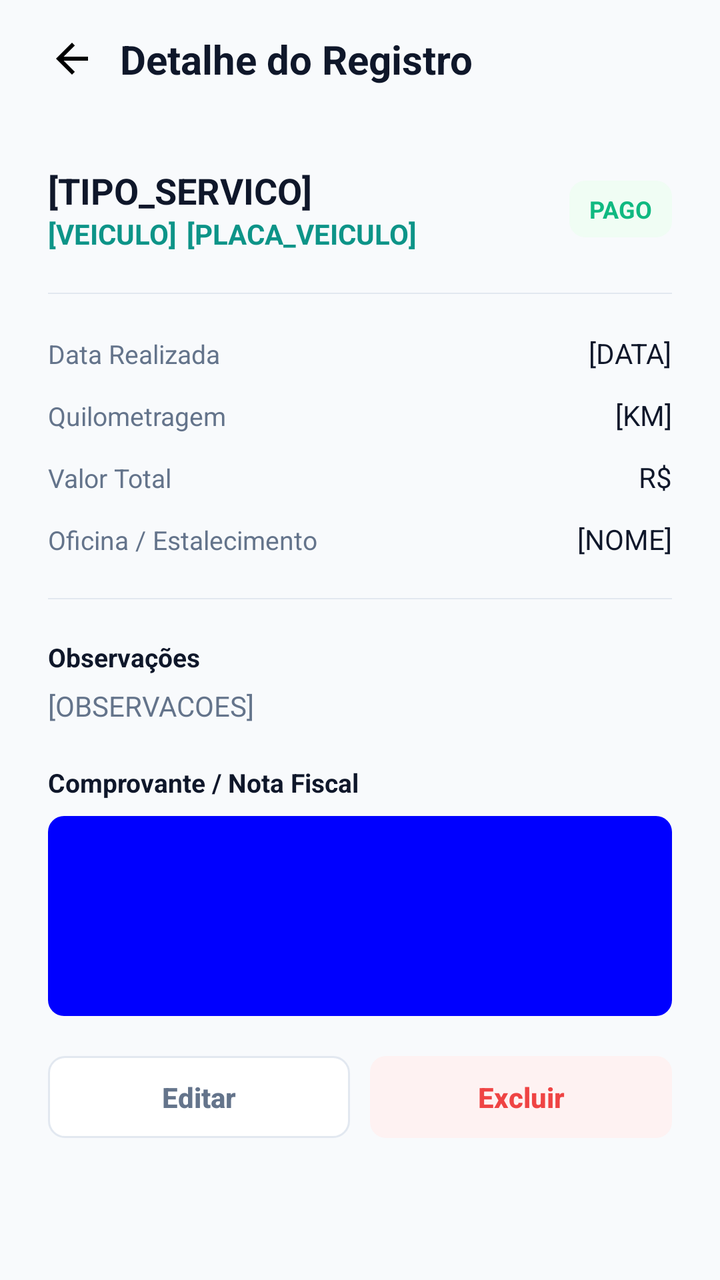
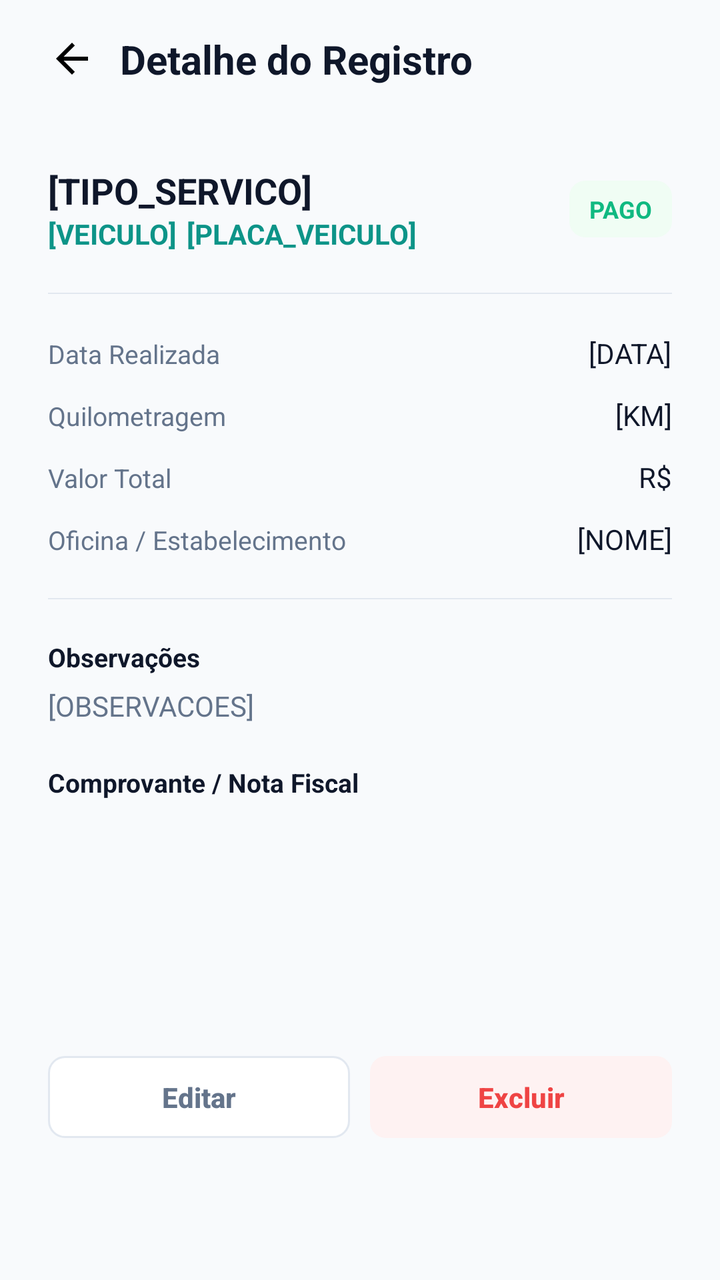

An Android layout rendered at two revisions. The XML below is the earlier revision; the diff shows what the commit changed to produce the second picture.
<!-- AndroidManifest.xml: application theme Theme.Virabraking -->
<!-- res/layout/activity_detalhe_registro.xml -->
<?xml version="1.0" encoding="utf-8"?>
<androidx.constraintlayout.widget.ConstraintLayout xmlns:android="http://schemas.android.com/apk/res/android"
    xmlns:tools="http://schemas.android.com/tools"
    android:layout_width="match_parent"
    android:layout_height="match_parent"
    android:paddingHorizontal="24dp"
    android:background="#f8fafc"
    tools:context=".DetalheRegistro">

    <LinearLayout
        android:layout_width="match_parent"
        android:layout_height="match_parent"
        android:orientation="vertical">

        <LinearLayout
            android:layout_width="match_parent"
            android:layout_height="wrap_content"
            android:gravity="center_vertical"
            android:paddingVertical="16dp">

            <ImageButton
                android:id="@+id/iBtnVoltar"
                android:layout_width="wrap_content"
                android:layout_height="wrap_content"
                android:src="@drawable/vetor_seta_voltar"
                android:background="#f8fafc"
                android:layout_marginRight="12dp"
                android:padding="0dp" />

            <TextView
                android:layout_width="match_parent"
                android:layout_height="wrap_content"
                android:text="Detalhe do Registro"
                android:textStyle="bold"
                android:textColor="#0F172A"
                android:textSize="20sp" />
        </LinearLayout>

        <LinearLayout
            android:layout_width="match_parent"
            android:layout_height="match_parent"
            android:orientation="vertical"
            android:paddingVertical="24dp">

            <LinearLayout
                android:layout_width="match_parent"
                android:layout_height="wrap_content"
                android:layout_marginBottom="20dp">

                <LinearLayout
                    android:layout_width="match_parent"
                    android:layout_height="wrap_content"
                    android:orientation="vertical"
                    android:layout_weight="1">

                    <TextView
                        android:layout_width="match_parent"
                        android:layout_height="wrap_content"
                        android:text="[TIPO_SERVICO]"
                        android:textSize="18sp"
                        android:textStyle="bold"
                        android:textColor="#0f172a"/>

                    <LinearLayout
                        android:layout_width="match_parent"
                        android:layout_height="wrap_content">

                        <TextView
                            android:layout_width="wrap_content"
                            android:layout_height="wrap_content"
                            android:text="[VEICULO]"
                            android:textStyle="bold"
                            android:textColor="#0d9488"
                            android:layout_marginRight="5dp"/>

                        <TextView
                            android:layout_width="wrap_content"
                            android:layout_height="wrap_content"
                            android:text="[PLACA_VEICULO]"
                            android:textStyle="bold"
                            android:textColor="#0d9488" />
                    </LinearLayout>
                </LinearLayout>

                <TextView
                    android:layout_width="wrap_content"
                    android:layout_height="wrap_content"
                    android:paddingHorizontal="10dp"
                    android:paddingVertical="6dp"
                    android:textSize="12sp"
                    android:textStyle="bold"
                    android:textColor="#10b981"
                    android:layout_gravity="center"
                    android:background="@drawable/bg_verde_claro_arredondado"
                    android:text="PAGO" />
            </LinearLayout>

            <View
                android:layout_width="match_parent"
                android:layout_height="2px"
                android:background="#e2e8f0"
                android:layout_marginBottom="20dp"/>

            <LinearLayout
                android:layout_width="match_parent"
                android:layout_height="wrap_content"
                android:layout_marginBottom="12sp">

                <TextView
                    android:layout_width="match_parent"
                    android:layout_height="wrap_content"
                    android:layout_weight="1"
                    android:text="Data Realizada"
                    android:textSize="13sp"
                    android:textColor="#64748b" />

                <TextView
                    android:layout_width="wrap_content"
                    android:layout_height="wrap_content"
                    android:text="[DATA]"
                    android:textColor="#0f172a" />
            </LinearLayout>

            <LinearLayout
                android:layout_width="match_parent"
                android:layout_height="wrap_content"
                android:layout_marginBottom="12sp">

                <TextView
                    android:layout_width="match_parent"
                    android:layout_height="wrap_content"
                    android:layout_weight="1"
                    android:text="Quilometragem"
                    android:textSize="13sp"
                    android:textColor="#64748b" />

                <TextView
                    android:layout_width="wrap_content"
                    android:layout_height="wrap_content"
                    android:text="[KM]"
                    android:textColor="#0f172a" />
            </LinearLayout>

            <LinearLayout
                android:layout_width="match_parent"
                android:layout_height="wrap_content"
                android:layout_marginBottom="12sp">

                <TextView
                    android:layout_width="match_parent"
                    android:layout_height="wrap_content"
                    android:layout_weight="1"
                    android:text="Valor Total"
                    android:textSize="13sp"
                    android:textColor="#64748b" />

                <TextView
                    android:layout_width="wrap_content"
                    android:layout_height="wrap_content"
                    android:text="R$"
                    android:textColor="#0f172a" />
            </LinearLayout>

            <LinearLayout
                android:layout_width="match_parent"
                android:layout_height="wrap_content"
                android:layout_marginBottom="20sp">

                <TextView
                    android:layout_width="match_parent"
                    android:layout_height="wrap_content"
                    android:layout_weight="1"
                    android:text="Oficina / Estalecimento"
                    android:textSize="13sp"
                    android:textColor="#64748b" />

                <TextView
                    android:layout_width="wrap_content"
                    android:layout_height="wrap_content"
                    android:text="[NOME]"
                    android:textColor="#0f172a" />
            </LinearLayout>

            <View
                android:layout_width="match_parent"
                android:layout_height="2px"
                android:background="#e2e8f0"
                android:layout_marginBottom="20dp"/>

            <LinearLayout
                android:layout_width="match_parent"
                android:layout_height="wrap_content"
                android:orientation="vertical"
                android:layout_marginBottom="20dp">

                <TextView
                    android:layout_width="match_parent"
                    android:layout_height="wrap_content"
                    android:text="Observações"
                    android:textStyle="bold"
                    android:textSize="13sp"
                    android:textColor="#0f172a"
                    android:layout_marginBottom="6dp" />

                <TextView
                    android:layout_width="match_parent"
                    android:layout_height="wrap_content"
                    android:text="[OBSERVACOES]"
                    android:textColor="#64748b" />
            </LinearLayout>

            <LinearLayout
                android:layout_width="match_parent"
                android:layout_height="wrap_content"
                android:orientation="vertical">

                <TextView
                    android:layout_width="match_parent"
                    android:layout_height="wrap_content"
                    android:text="Comprovante / Nota Fiscal"
                    android:textColor="#0f172a"
                    android:textSize="13sp"
                    android:textStyle="bold"
                    android:layout_marginBottom="8dp"/>
                
                <ImageView
                    android:layout_width="match_parent"
                    android:layout_height="100dp"
                    android:background="@drawable/bg_imagem_meus_veiculos"
                    android:layout_marginBottom="20dp" />

                <LinearLayout
                    android:layout_width="match_parent"
                    android:layout_height="wrap_content"
                    android:divider="@drawable/gap"
                    android:showDividers="middle">


                    <androidx.appcompat.widget.AppCompatButton
                        android:layout_width="match_parent"
                        android:layout_height="41dp"
                        android:layout_weight="1"
                        android:text="Editar"
                        android:textColor="#64748b"
                        android:textStyle="bold"
                        android:textAllCaps="false"
                        android:stateListAnimator="@null"
                        android:background="@drawable/bg_branco_arredondado_com_borda" />

                    <androidx.appcompat.widget.AppCompatButton
                        android:layout_width="match_parent"
                        android:layout_height="41dp"
                        android:layout_weight="1"
                        android:textColor="#ef4444"
                        android:textStyle="bold"
                        android:textAllCaps="false"
                        android:stateListAnimator="@null"
                        android:text="Excluir"
                        android:background="@drawable/bg_vermelho_arredondado" />
                </LinearLayout>
            </LinearLayout>
        </LinearLayout>
    </LinearLayout>
</androidx.constraintlayout.widget.ConstraintLayout>
<!-- resources referenced by this layout -->
<resources>
  <!-- drawable bg_branco_arredondado_com_borda (drawable) -->
  <?xml version="1.0" encoding="utf-8"?>
  <shape xmlns:android="http://schemas.android.com/apk/res/android"
      android:shape="rectangle">
  
      <solid android:color="#ffffff" />
      <stroke
          android:width="1dp"
          android:color="#e2e8f0" />
  
      <corners android:radius="8dp" />
  
  </shape>
  <!-- drawable bg_imagem_meus_veiculos (drawable) -->
  <?xml version="1.0" encoding="utf-8"?>
  <shape xmlns:android="http://schemas.android.com/apk/res/android"
      android:shape="rectangle">
  
      <solid android:color="#0000ff" />
  
      <corners android:radius="8dp" />
  
  </shape>
  <!-- drawable bg_verde_claro_arredondado (drawable) -->
  <?xml version="1.0" encoding="utf-8"?>
  <shape xmlns:android="http://schemas.android.com/apk/res/android"
      android:shape="rectangle">
  
      <solid android:color="#f0fdf4" />
  
      <corners android:radius="8dp" />
  
  </shape>
  <!-- drawable bg_vermelho_arredondado (drawable) -->
  <?xml version="1.0" encoding="utf-8"?>
  <shape xmlns:android="http://schemas.android.com/apk/res/android"
      android:shape="rectangle">
  
      <solid android:color="#fef2f2" />
  
      <corners android:radius="8dp" />
  
  </shape>
  <!-- drawable gap (drawable) -->
  <?xml version="1.0" encoding="utf-8"?>
  <shape xmlns:android="http://schemas.android.com/apk/res/android">
      <size android:height="10dp" android:width="10dp" />
      <solid android:color="@android:color/transparent" />
  </shape>
  <!-- drawable vetor_seta_voltar (drawable) -->
  <vector android:autoMirrored="true" android:height="24dp"
      android:tint="#000000" android:viewportHeight="24"
      android:viewportWidth="24" android:width="24dp" xmlns:android="http://schemas.android.com/apk/res/android">
      <path android:fillColor="@android:color/white" android:pathData="M20,11H7.83l5.59,-5.59L12,4l-8,8 8,8 1.41,-1.41L7.83,13H20v-2z"/>
  </vector>
  <style name="Theme.Virabraking" parent="Base.Theme.Virabraking" />
  <style name="Base.Theme.Virabraking" parent="Theme.Material3.DayNight.NoActionBar">
          
          <item name="colorPrimary">#0d9488</item>
      </style>
</resources>

<!-- the commit's change to res/layout/activity_detalhe_registro.xml (unified diff, before → after) -->
@@ -1,5 +1,6 @@
 <?xml version="1.0" encoding="utf-8"?>
 <androidx.constraintlayout.widget.ConstraintLayout xmlns:android="http://schemas.android.com/apk/res/android"
+    xmlns:app="http://schemas.android.com/apk/res-auto"
     xmlns:tools="http://schemas.android.com/tools"
     android:layout_width="match_parent"
     android:layout_height="match_parent"
@@ -54,6 +55,7 @@
                     android:layout_weight="1">
 
                     <TextView
+                        android:id="@+id/tvTipoServico"
                         android:layout_width="match_parent"
                         android:layout_height="wrap_content"
                         android:text="[TIPO_SERVICO]"
@@ -66,6 +68,7 @@
                         android:layout_height="wrap_content">
 
                         <TextView
+                            android:id="@+id/tvVeiculo"
                             android:layout_width="wrap_content"
                             android:layout_height="wrap_content"
                             android:text="[VEICULO]"
@@ -74,6 +77,7 @@
                             android:layout_marginRight="5dp"/>
 
                         <TextView
+                            android:id="@+id/tvPlacaVeiculo"
                             android:layout_width="wrap_content"
                             android:layout_height="wrap_content"
                             android:text="[PLACA_VEICULO]"
@@ -115,6 +119,7 @@
                     android:textColor="#64748b" />
 
                 <TextView
+                    android:id="@+id/tvData"
                     android:layout_width="wrap_content"
                     android:layout_height="wrap_content"
                     android:text="[DATA]"
@@ -135,6 +140,7 @@
                     android:textColor="#64748b" />
 
                 <TextView
+                    android:id="@+id/tvQuilometragem"
                     android:layout_width="wrap_content"
                     android:layout_height="wrap_content"
                     android:text="[KM]"
@@ -155,6 +161,7 @@
                     android:textColor="#64748b" />
 
                 <TextView
+                    android:id="@+id/tvValorTotal"
                     android:layout_width="wrap_content"
                     android:layout_height="wrap_content"
                     android:text="R$"
@@ -170,11 +177,12 @@
                     android:layout_width="match_parent"
                     android:layout_height="wrap_content"
                     android:layout_weight="1"
-                    android:text="Oficina / Estalecimento"
-                    android:textSize="13sp"
-                    android:textColor="#64748b" />
-
-                <TextView
+                    android:text="Oficina / Estabelecimento"
+                    android:textSize="13sp"
+                    android:textColor="#64748b" />
+
+                <TextView
+                    android:id="@+id/tvOficina"
                     android:layout_width="wrap_content"
                     android:layout_height="wrap_content"
                     android:text="[NOME]"
@@ -203,6 +211,7 @@
                     android:layout_marginBottom="6dp" />
 
                 <TextView
+                    android:id="@+id/tvObservacoes"
                     android:layout_width="match_parent"
                     android:layout_height="wrap_content"
                     android:text="[OBSERVACOES]"
@@ -222,12 +231,21 @@
                     android:textSize="13sp"
                     android:textStyle="bold"
                     android:layout_marginBottom="8dp"/>
-                
-                <ImageView
+
+                <androidx.cardview.widget.CardView
                     android:layout_width="match_parent"
                     android:layout_height="100dp"
-                    android:background="@drawable/bg_imagem_meus_veiculos"
-                    android:layout_marginBottom="20dp" />
+                    android:layout_marginBottom="20dp"
+                    app:cardCornerRadius="8dp"
+                    app:cardElevation="0dp"
+                    app:cardBackgroundColor="@android:color/transparent">
+
+                    <ImageView
+                        android:id="@+id/ivComprovante"
+                        android:layout_width="match_parent"
+                        android:layout_height="match_parent"
+                        android:scaleType="centerCrop" />
+                </androidx.cardview.widget.CardView>
 
                 <LinearLayout
                     android:layout_width="match_parent"
@@ -248,6 +266,7 @@
                         android:background="@drawable/bg_branco_arredondado_com_borda" />
 
                     <androidx.appcompat.widget.AppCompatButton
+                        android:id="@+id/btnExcluir"
                         android:layout_width="match_parent"
                         android:layout_height="41dp"
                         android:layout_weight="1"
<!-- resource entries referenced after the edit -->
@@ -9,16 +9,6 @@
       <stroke
           android:width="1dp"
           android:color="#e2e8f0" />
-  
-      <corners android:radius="8dp" />
-  
-  </shape>
-  <!-- drawable bg_imagem_meus_veiculos (drawable) -->
-  <?xml version="1.0" encoding="utf-8"?>
-  <shape xmlns:android="http://schemas.android.com/apk/res/android"
-      android:shape="rectangle">
-  
-      <solid android:color="#0000ff" />
   
       <corners android:radius="8dp" />
   
